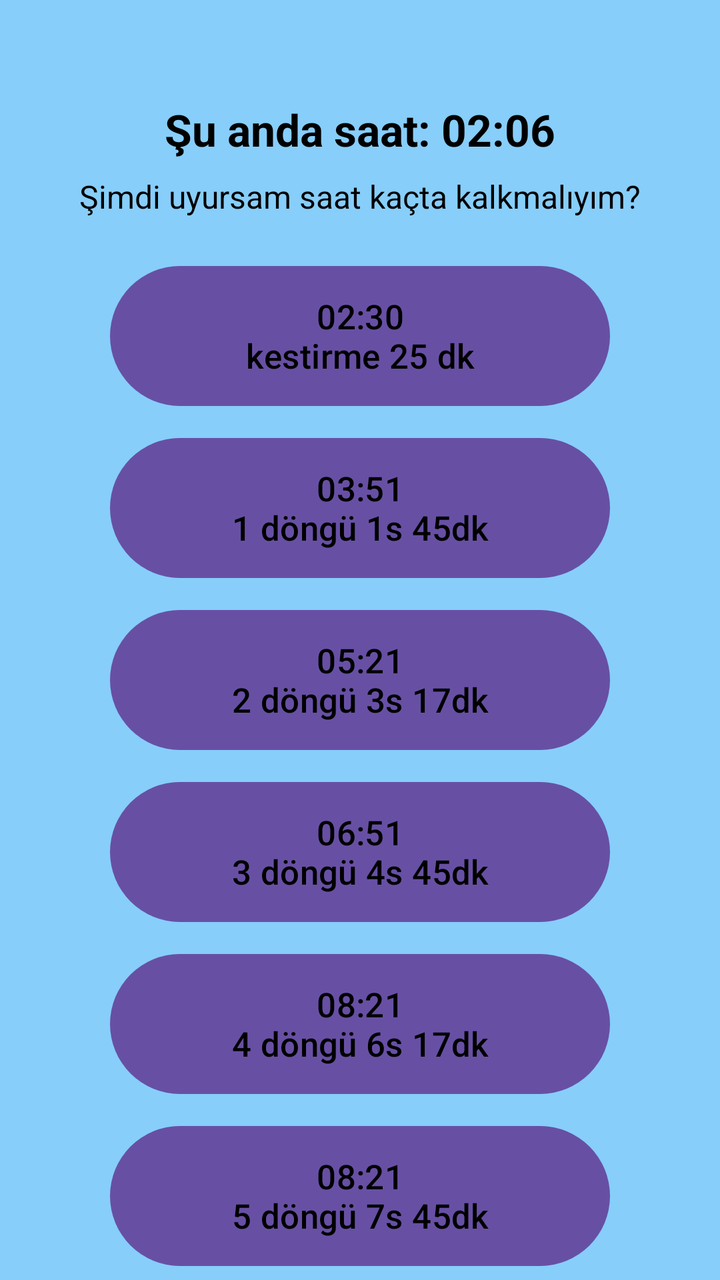
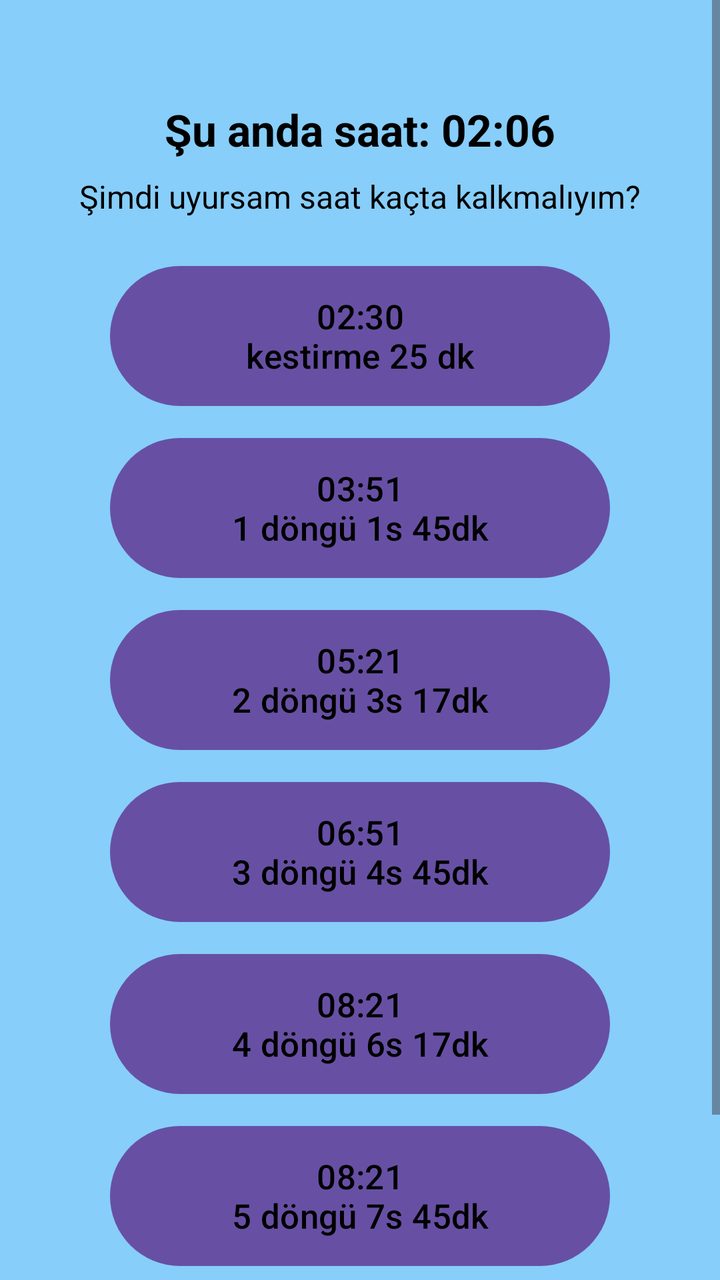

Two renders of the same Android screen: before a commit and after it. Below are the layout's source before the change and the commit's diff.
<!-- AndroidManifest.xml: application theme Theme.SaglikApp -->
<!-- res/layout/activity_sleep.xml -->
<?xml version="1.0" encoding="utf-8"?>
<LinearLayout
    xmlns:android="http://schemas.android.com/apk/res/android"
    android:layout_width="match_parent"
    android:layout_height="match_parent"
    android:orientation="vertical"
    android:gravity="center_horizontal|top"
    android:paddingTop="50dp"
    android:paddingLeft="18dp"
    android:paddingRight="18dp"
    android:background="#87CEFA">


    
    <TextView
        android:id="@+id/textCurrentTime"
        android:layout_width="wrap_content"
        android:layout_height="wrap_content"
        android:text="Şu anda saat: 02:06"
        android:textSize="22sp"
        android:textStyle="bold"
        android:textColor="#000000"
        android:layout_marginBottom="8dp"/>

    
    <TextView
        android:id="@+id/textNowLabel"
        android:layout_width="wrap_content"
        android:layout_height="wrap_content"
        android:text="Şimdi uyursam saat kaçta kalkmalıyım?"
        android:textSize="16sp"
        android:textColor="#000000"
        android:gravity="center_horizontal"
        android:layout_marginBottom="24dp"/>

    
    <Button
        android:id="@+id/btnNap"
        android:layout_width="250dp"
        android:layout_height="70dp"
        android:background="@drawable/round_button"
        android:text="02:30\nkestirme 25 dk"
        android:textColor="#000000"
        android:textSize="17sp"
        android:gravity="center"
        android:layout_marginBottom="16dp"/>

    
    <Button
        android:id="@+id/btnCycle1"
        android:layout_width="250dp"
        android:layout_height="70dp"
        android:background="@drawable/round_button"
        android:text="03:51\n1 döngü 1s 45dk"
        android:textColor="#000000"
        android:textSize="17sp"
        android:gravity="center"
        android:layout_marginBottom="16dp"/>

    <Button
        android:id="@+id/btnCycle2"
        android:layout_width="250dp"
        android:layout_height="70dp"
        android:background="@drawable/round_button"
        android:text="05:21\n2 döngü 3s 17dk"
        android:textColor="#000000"
        android:textSize="17sp"
        android:gravity="center"
        android:layout_marginBottom="16dp"/>

    <Button
        android:id="@+id/btnCycle3"
        android:layout_width="250dp"
        android:layout_height="70dp"
        android:background="@drawable/round_button"
        android:text="06:51\n3 döngü 4s 45dk"
        android:textColor="#000000"
        android:textSize="17sp"
        android:gravity="center"
        android:layout_marginBottom="16dp"/>

    <Button
        android:id="@+id/btnCycle4"
        android:layout_width="250dp"
        android:layout_height="70dp"
        android:background="@drawable/round_button"
        android:text="08:21\n4 döngü 6s 17dk"
        android:textColor="#000000"
        android:textSize="17sp"
        android:gravity="center"
        android:layout_marginBottom="16dp"/>
    <Button
        android:id="@+id/btnCycle5"
        android:layout_width="250dp"
        android:layout_height="70dp"
        android:background="@drawable/round_button"
        android:text="08:21\n5 döngü 7s 45dk"
        android:textColor="#000000"
        android:textSize="17sp"
        android:gravity="center"
        android:layout_marginBottom="16dp"/>
    <Button
        android:id="@+id/btnCycle6"
        android:layout_width="250dp"
        android:layout_height="70dp"
        android:background="@drawable/round_button"
        android:text="08:21\n6 döngü 9s 17dk"
        android:textColor="#000000"
        android:textSize="17sp"
        android:gravity="center"
        android:layout_marginBottom="16dp"/>


</LinearLayout>
<!-- resources referenced by this layout -->
<resources>
  <!-- drawable round_button (drawable) -->
  <selector xmlns:android="http://schemas.android.com/apk/res/android">
  
      
      <item android:state_pressed="true">
          <shape android:shape="rectangle">
              <corners android:radius="50dp" />
              <solid android:color="#4169E1"/> 
          </shape>
      </item>
  
      
      <item>
          <shape android:shape="rectangle">
              <corners android:radius="50dp" />
              <solid android:color="#6495ED"/> 
          </shape>
      </item>
  
  </selector>
  <style name="Theme.SaglikApp" parent="Base.Theme.SaglikApp" />
  <style name="Base.Theme.SaglikApp" parent="Theme.Material3.DayNight.NoActionBar">
          
          <item name="android:windowBackground">@color/app_background</item>
      </style>
  <color name="app_background">#FFC4FE</color>
</resources>

<!-- the commit's change to res/layout/activity_sleep.xml (unified diff, before → after) -->
@@ -1,4 +1,9 @@
 <?xml version="1.0" encoding="utf-8"?>
+<ScrollView xmlns:android="http://schemas.android.com/apk/res/android"
+    android:layout_width="match_parent"
+    android:layout_height="match_parent"
+    android:fillViewport="true"
+    android:background="#87CEFA">
 <LinearLayout
     xmlns:android="http://schemas.android.com/apk/res/android"
     android:layout_width="match_parent"
@@ -112,3 +117,4 @@
 
 
 </LinearLayout>
+</ScrollView>
